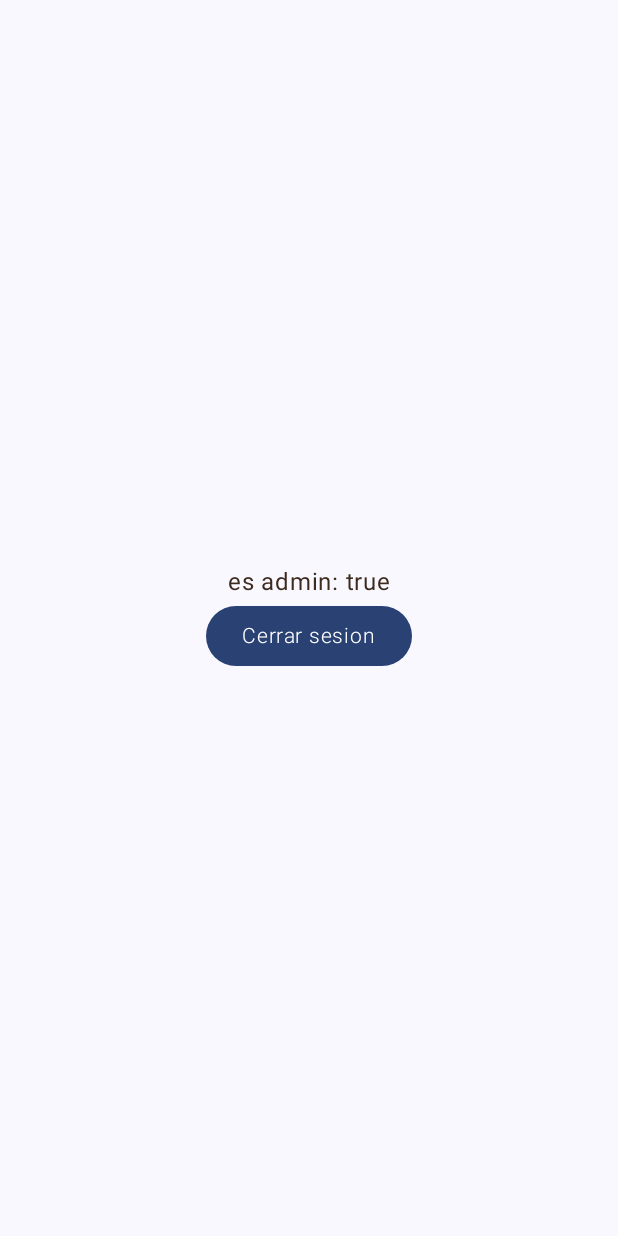
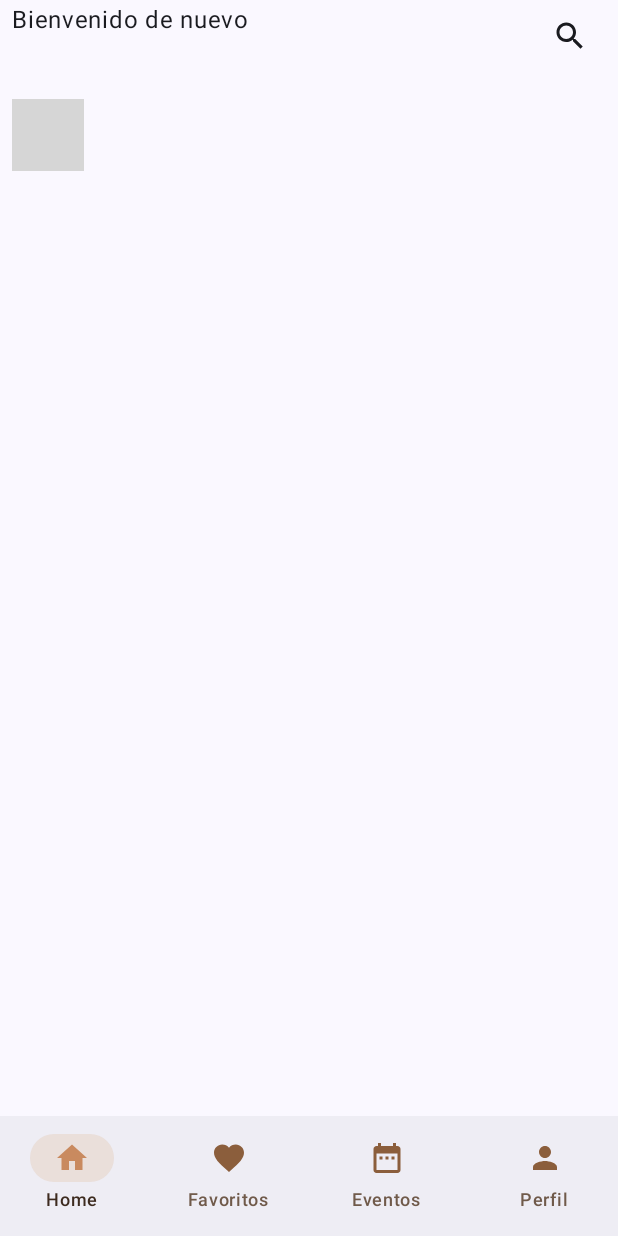
Before and after one commit to mevi-and-my-monkey/tarantula, an Android app built with Jetpack Compose: the HomeScreen screen opened through its navigation route, on a phone screen of 412 x 824 dp. Run offline under Robolectric (Android 15) with nearby library versions, the phone set to English and light mode, and no system bars; our stand-ins replace Dagger/Hilt's generated code, Firebase (no records; nobody signed in at launch, a user with empty details on screens opened directly); libraries missing offline, so code that uses them is left out: com.tbuonomo.viewpagerdotsindicator; pictures from the network do not load; 4 statements that could not run were skipped; grey boxes are pictures that could not be loaded.

Commit message:
se agrega banner y navigation buttom

```diff
--- a/app/build.gradle.kts
+++ b/app/build.gradle.kts
@@ -119,4 +119,8 @@ dependencies {
     implementation("com.google.firebase:firebase-config")
     implementation("com.google.firebase:firebase-analytics")
 
+    //coil
+    implementation ("io.coil-kt:coil-compose:2.2.0")
+    implementation("com.tbuonomo:dotsindicator:5.1.0")
+
 }
--- /dev/null
+++ b/app/src/main/java/com/mevi/tarantula/components/BannerView.kt
@@ -0,0 +1,93 @@
+package com.mevi.tarantula.components
+
+import androidx.compose.foundation.background
+import androidx.compose.foundation.layout.Box
+import androidx.compose.foundation.layout.Column
+import androidx.compose.foundation.layout.Spacer
+import androidx.compose.foundation.layout.fillMaxSize
+import androidx.compose.foundation.layout.fillMaxWidth
+import androidx.compose.foundation.layout.height
+import androidx.compose.foundation.pager.HorizontalPager
+import androidx.compose.foundation.pager.rememberPagerState
+import androidx.compose.foundation.shape.RoundedCornerShape
+import androidx.compose.material3.CircularProgressIndicator
+import androidx.compose.runtime.Composable
+import androidx.compose.runtime.LaunchedEffect
+import androidx.compose.runtime.getValue
+import androidx.compose.runtime.mutableStateOf
+import androidx.compose.runtime.saveable.rememberSaveable
+import androidx.compose.runtime.setValue
+import androidx.compose.ui.Alignment
+import androidx.compose.ui.Modifier
+import androidx.compose.ui.draw.clip
+import androidx.compose.ui.graphics.Color
+import androidx.compose.ui.layout.ContentScale
+import androidx.compose.ui.unit.dp
+import coil.compose.AsyncImage
+import coil.compose.SubcomposeAsyncImage
+import com.google.firebase.Firebase
+import com.google.firebase.firestore.firestore
+import com.mevi.tarantula.ui.theme.TextoSecundarioD
+import com.tbuonomo.viewpagerdotsindicator.compose.DotsIndicator
+import com.tbuonomo.viewpagerdotsindicator.compose.model.DotGraphic
+import com.tbuonomo.viewpagerdotsindicator.compose.type.ShiftIndicatorType
+
+@Composable
+fun BannerView(modifier: Modifier = Modifier) {
+
+    var bannerList by rememberSaveable { mutableStateOf<List<String>>(emptyList()) }
+
+    LaunchedEffect(Unit) {
+        Firebase.firestore.collection("data")
+            .document("banners").get().addOnCompleteListener {
+                val urls = it.result.get("urls") as? List<String> ?: emptyList()
+                bannerList = urls.map { url ->
+                    if (url.contains("drive.google.com")) {
+                        val id = url.substringAfter("/d/").substringBefore("/")
+                        "https://drive.google.com/uc?export=download&id=$id"
+                    } else {
+                        url
+                    }
+                }
+            }
+    }
+
+    Column(modifier = modifier) {
+        val pageStart = rememberPagerState(0) {
+            bannerList.size
+        }
+        HorizontalPager(state = pageStart, pageSpacing = 24.dp) {
+            Box(
+                modifier = Modifier
+                    .fillMaxWidth()
+                    .height(180.dp)
+                    .clip(RoundedCornerShape(16.dp))
+            ) {
+                SubcomposeAsyncImage(
+                    model = bannerList[it],
+                    contentDescription = "Banner image",
+                    contentScale = ContentScale.Crop,
+                    modifier = Modifier.fillMaxSize(),
+                    loading = {
+                        Box(
+                            modifier = Modifier
+                                .matchParentSize()
+                                .background(Color.Gray.copy(alpha = 0.3f)),
+                            contentAlignment = Alignment.Center
+                        ) {
+                            CircularProgressIndicator(color = Color.White)
+                        }
+                    }
+                )
+            }
+        }
+        Spacer(modifier = Modifier.height(8.dp))
+        DotsIndicator(
+            dotCount = bannerList.size,
+            pagerState = pageStart,
+            type = ShiftIndicatorType(
+                DotGraphic(color = TextoSecundarioD, size = 6.dp)
+            )
+        )
+    }
+}
--- /dev/null
+++ b/app/src/main/java/com/mevi/tarantula/components/HeaderView.kt
@@ -0,0 +1,53 @@
+package com.mevi.tarantula.components
+
+import androidx.compose.foundation.layout.Arrangement
+import androidx.compose.foundation.layout.Column
+import androidx.compose.foundation.layout.Row
+import androidx.compose.foundation.layout.fillMaxWidth
+import androidx.compose.material.icons.Icons
+import androidx.compose.material.icons.filled.Search
+import androidx.compose.material3.Icon
+import androidx.compose.material3.IconButton
+import androidx.compose.material3.Text
+import androidx.compose.runtime.Composable
+import androidx.compose.runtime.LaunchedEffect
+import androidx.compose.runtime.getValue
+import androidx.compose.runtime.mutableStateOf
+import androidx.compose.runtime.saveable.rememberSaveable
+import androidx.compose.runtime.setValue
+import androidx.compose.ui.Alignment
+import androidx.compose.ui.Modifier
+import androidx.compose.ui.text.TextStyle
+import androidx.compose.ui.text.font.FontWeight
+import androidx.compose.ui.unit.sp
+import com.google.firebase.Firebase
+import com.google.firebase.auth.FirebaseAuth
+import com.google.firebase.firestore.firestore
+
+@Composable
+fun HeaderView(modifier: Modifier = Modifier) {
+
+    var name by rememberSaveable { mutableStateOf("") }
+
+    LaunchedEffect(Unit) {
+        Firebase.firestore.collection("users")
+            .document(FirebaseAuth.getInstance().currentUser?.uid!!)
+            .get().addOnCompleteListener {
+                name = it.result.get("name").toString().split(" ")[0]
+            }
+    }
+
+    Row(
+        modifier = Modifier.fillMaxWidth(),
+        verticalAlignment = Alignment.CenterVertically,
+        horizontalArrangement = Arrangement.SpaceBetween
+    ) {
+        Column {
+            Text("Bienvenido de nuevo")
+            Text(text = name, style = TextStyle(fontSize = 18.sp, fontWeight = FontWeight.Bold))
+        }
+        IconButton(onClick = {}) {
+            Icon(imageVector = Icons.Default.Search, contentDescription = "Search")
+        }
+    }
+}
--- a/app/src/main/java/com/mevi/tarantula/iu/HomeScreen.kt
+++ b/app/src/main/java/com/mevi/tarantula/iu/HomeScreen.kt
@@ -1,71 +1,90 @@
 package com.mevi.tarantula.iu
 
-import androidx.compose.foundation.background
 import androidx.compose.foundation.isSystemInDarkTheme
-import androidx.compose.foundation.layout.Arrangement
-import androidx.compose.foundation.layout.Box
-import androidx.compose.foundation.layout.Column
-import androidx.compose.foundation.layout.fillMaxSize
 import androidx.compose.foundation.layout.padding
-import androidx.compose.material3.Button
-import androidx.compose.material3.CircularProgressIndicator
+import androidx.compose.material.icons.Icons
+import androidx.compose.material.icons.filled.DateRange
+import androidx.compose.material.icons.filled.Favorite
+import androidx.compose.material.icons.filled.Home
+import androidx.compose.material.icons.filled.Person
+import androidx.compose.material3.Icon
+import androidx.compose.material3.NavigationBar
+import androidx.compose.material3.NavigationBarItem
+import androidx.compose.material3.NavigationBarItemDefaults
+import androidx.compose.material3.Scaffold
 import androidx.compose.material3.Text
 import androidx.compose.runtime.Composable
-import androidx.compose.ui.Alignment
+import androidx.compose.runtime.getValue
+import androidx.compose.runtime.mutableStateOf
+import androidx.compose.runtime.saveable.rememberSaveable
+import androidx.compose.runtime.setValue
 import androidx.compose.ui.Modifier
-import androidx.compose.ui.graphics.Color
+import androidx.compose.ui.graphics.vector.ImageVector
 import androidx.compose.ui.unit.dp
 import androidx.navigation.NavController
-import com.google.firebase.Firebase
-import com.google.firebase.auth.auth
-import com.mevi.tarantula.User
-import com.mevi.tarantula.core.Home
-import com.mevi.tarantula.core.Login
-import com.mevi.tarantula.ui.theme.Fondo
+import com.mevi.tarantula.iu.pages.EventsPage
+import com.mevi.tarantula.iu.pages.FavoritePage
+import com.mevi.tarantula.iu.pages.HomePage
+import com.mevi.tarantula.iu.pages.ProfilePage
+import com.mevi.tarantula.ui.theme.IndicatorNavgation
 import com.mevi.tarantula.ui.theme.Primario
+import com.mevi.tarantula.ui.theme.Secundario
 import com.mevi.tarantula.ui.theme.TextoPrincipal
 import com.mevi.tarantula.ui.theme.TextoPrincipalD
+import com.mevi.tarantula.ui.theme.TextoSecundario
+import com.mevi.tarantula.ui.theme.TextoSecundarioD
 
 @Composable
 fun HomeScreen(modifier: Modifier = Modifier, navController: NavController) {
-    Box(
-        modifier
-            .fillMaxSize()
-            .padding(8.dp)
+    val navItemList =
+        listOf(
+            NavItemList("Home", Icons.Default.Home),
+            NavItemList("Favoritos", Icons.Default.Favorite),
+            NavItemList("Eventos", Icons.Default.DateRange),
+            NavItemList("Perfil", Icons.Default.Person)
+        )
 
-    ) {/*
-        if (loginViewModel.isLoading) {
-            Box(
-                Modifier
-                    .fillMaxSize()
-                    .background(Fondo)
-                    .align(Alignment.Center)
-            ) {
-                CircularProgressIndicator(
-                    color = Color.White,
-                    modifier = Modifier.align(alignment = Alignment.Center)
+    var selectedIndex by rememberSaveable { mutableStateOf(0) }
+
+    Scaffold(bottomBar = {
+        NavigationBar {
+            navItemList.forEachIndexed { index, navItem ->
+                NavigationBarItem(
+                    selected = index == selectedIndex,
+                    onClick = {
+                        selectedIndex = index
+                    },
+                    icon = {
+                        Icon(imageVector = navItem.icon, contentDescription = navItem.label)
+                    },
+                    colors = NavigationBarItemDefaults.colors(
+                        selectedTextColor = if (isSystemInDarkTheme()) TextoPrincipalD  else TextoPrincipal,
+                        unselectedTextColor = if (isSystemInDarkTheme()) TextoSecundarioD else TextoSecundario,
+                        indicatorColor = IndicatorNavgation,
+                        unselectedIconColor = Primario,
+                        selectedIconColor = Secundario
+                    ),
+                    label = { Text(text = navItem.label) }
                 )
             }
-        } else {
-            Body(loginViewModel, navigationToHome, Modifier.align(Alignment.Center))
-            Footer(Modifier.align(Alignment.BottomCenter), loginViewModel, navigationToHome)
-        }*/
-        Column(
-            modifier = modifier
-                .fillMaxSize()
-                .padding(32.dp),
-            verticalArrangement = Arrangement.Center,
-            horizontalAlignment = Alignment.CenterHorizontally
-        ) {
-            Text(text = "es admin: ${User.userAdmin}", color = if(isSystemInDarkTheme()) TextoPrincipalD else TextoPrincipal)
-            Button(onClick = {
-                Firebase.auth.signOut()
-                navController.navigate(Login){
-                    popUpTo<Home> { inclusive = true }
-                }
-            }) {
-                Text(text = "Cerrar sesion")
-            }
         }
+    }) {
+        ContentScreen(modifier = modifier.padding(it), selectedIndex, navController)
+    }
+
+}
+
+@Composable
+fun ContentScreen(modifier: Modifier, selectedIndex: Int, navController: NavController) {
+    when (selectedIndex) {
+        0 -> HomePage(modifier.padding(horizontal = 8.dp))
+        1 -> FavoritePage(modifier.padding(horizontal = 8.dp))
+        2 -> EventsPage(modifier.padding(horizontal = 8.dp))
+        3 -> ProfilePage(modifier.padding(horizontal = 8.dp), navController)
     }
 }
+
+data class NavItemList(
+    val label: String,
+    val icon: ImageVector
+)
--- /dev/null
+++ b/app/src/main/java/com/mevi/tarantula/iu/pages/HomePage.kt
@@ -0,0 +1,24 @@
+package com.mevi.tarantula.iu.pages
+
+import androidx.compose.foundation.layout.Column
+import androidx.compose.foundation.layout.Spacer
+import androidx.compose.foundation.layout.fillMaxSize
+import androidx.compose.foundation.layout.height
+import androidx.compose.runtime.Composable
+import androidx.compose.ui.Modifier
+import androidx.compose.ui.unit.dp
+import com.mevi.tarantula.components.BannerView
+import com.mevi.tarantula.components.HeaderView
+
+@Composable
+fun HomePage(modifier: Modifier) {
+    Column(
+        modifier = modifier
+            .fillMaxSize()
+    )
+    {
+        HeaderView(modifier)
+        Spacer(modifier = Modifier.height(10.dp))
+        BannerView(modifier = Modifier.height(220.dp))
+    }
+}
--- a/app/src/main/java/com/mevi/tarantula/ui/theme/Theme.kt
+++ b/app/src/main/java/com/mevi/tarantula/ui/theme/Theme.kt
@@ -26,6 +26,7 @@ val TextoSecundarioD = Color(0xFF938883)
 val Exito = Color(0xFF4CAF50)
 val Error = Color(0xFFD32F2F)
 val Advertencia = Color(0xFFFFA000)
+val IndicatorNavgation = Color(0x33D4A474)
 
 // esquema de colores claro y oscuro
 val LightColorScheme = lightColorScheme(
```
Also changed, not shown: app/src/main/java/com/mevi/tarantula/iu/pages/EventsPage.kt (added, +25 -0 lines), app/src/main/java/com/mevi/tarantula/iu/pages/FavoritePage.kt (added, +24 -0 lines), app/src/main/java/com/mevi/tarantula/iu/pages/ProfilePage.kt (added, +45 -0 lines).
